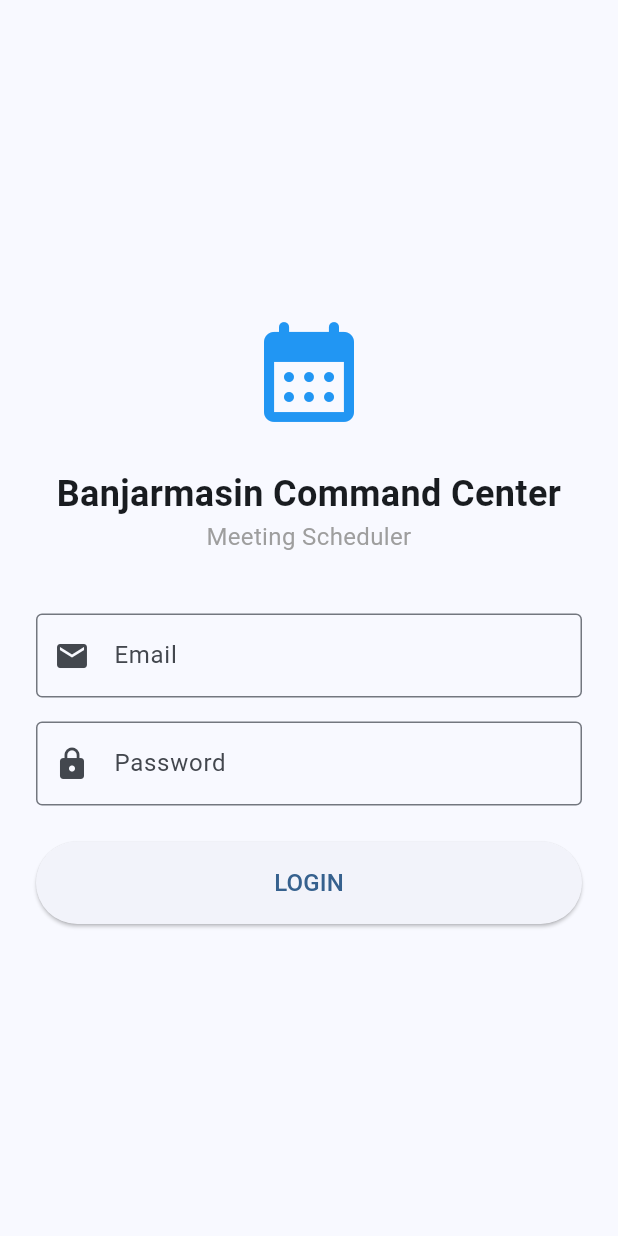
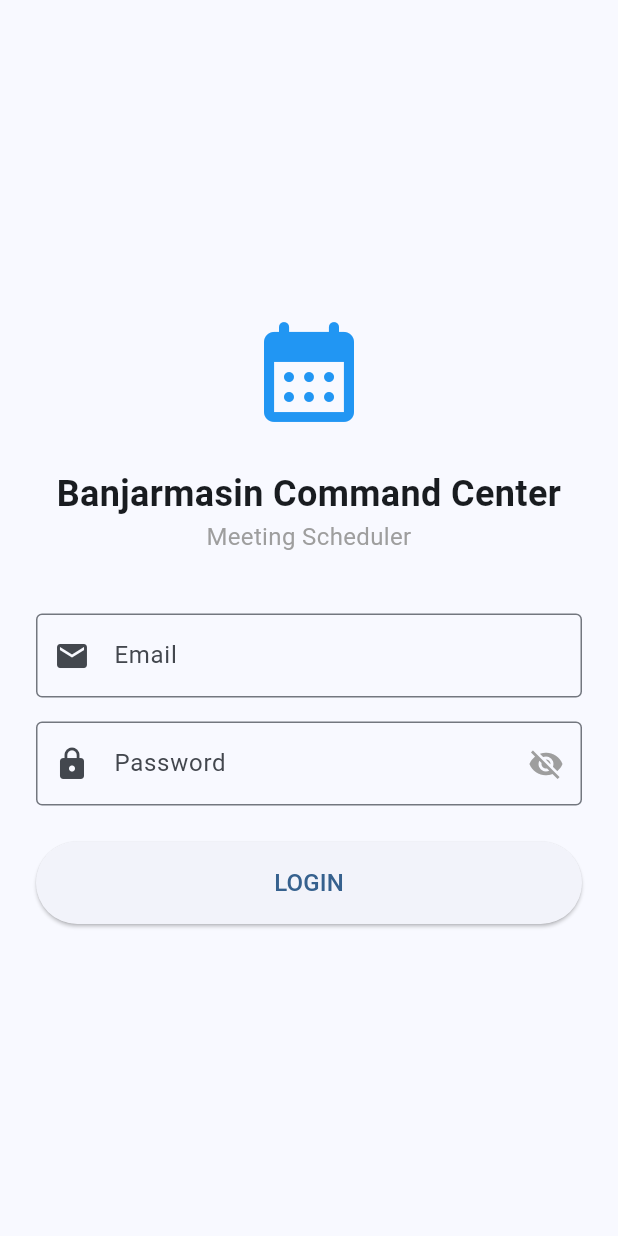
Before and after one commit to KasaJen/bcc-meeting-scheduler, a Flutter app: the screen it shows after launch, on a phone screen of 412 x 824 dp. Run offline on Flutter 3.47's test engine with Material 3 defaults, Android fonts, the phone set to English and light mode, and no system bars; our stand-ins replace flutter_dotenv, supabase_flutter, syncfusion_flutter_calendar; accounts and stored records are empty.

Commit message:
Added minor feature

```diff
--- a/lib/pages/login_page.dart
+++ b/lib/pages/login_page.dart
@@ -14,6 +14,7 @@ class _LoginPageState extends State<LoginPage> {
   final _emailController = TextEditingController();
   final _passwordController = TextEditingController();
   bool _isLoading = false;
+  bool _obscurePassword = true;
 
   Future<void> _login() async {
     setState(() {
@@ -120,14 +121,25 @@ class _LoginPageState extends State<LoginPage> {
                 const SizedBox(height: 16),
                 TextField(
                   controller: _passwordController,
-                  decoration: const InputDecoration(
+                  obscureText: _obscurePassword,
+                  decoration: InputDecoration(
                     labelText: 'Password',
-                    prefixIcon: Icon(Icons.lock),
-                    border: OutlineInputBorder(),
+                    prefixIcon: const Icon(Icons.lock),
+                    border: const OutlineInputBorder(),
+                    suffixIcon: IconButton(
+                      icon: Icon(
+                        _obscurePassword ? Icons.visibility_off : Icons.visibility,
+                        color: Colors.grey,
+                      ),
+                    onPressed: () {
+                      setState(() {
+                        _obscurePassword = !_obscurePassword;
+                      });
+                    },
                   ),
-                  obscureText: true,
-                ),
-                const SizedBox(height: 24),
+                 ),
+              ),
+                  const SizedBox(height: 24),
                 ElevatedButton(
                   onPressed: _isLoading ? null : _login,
                   style: ElevatedButton.styleFrom(
```
